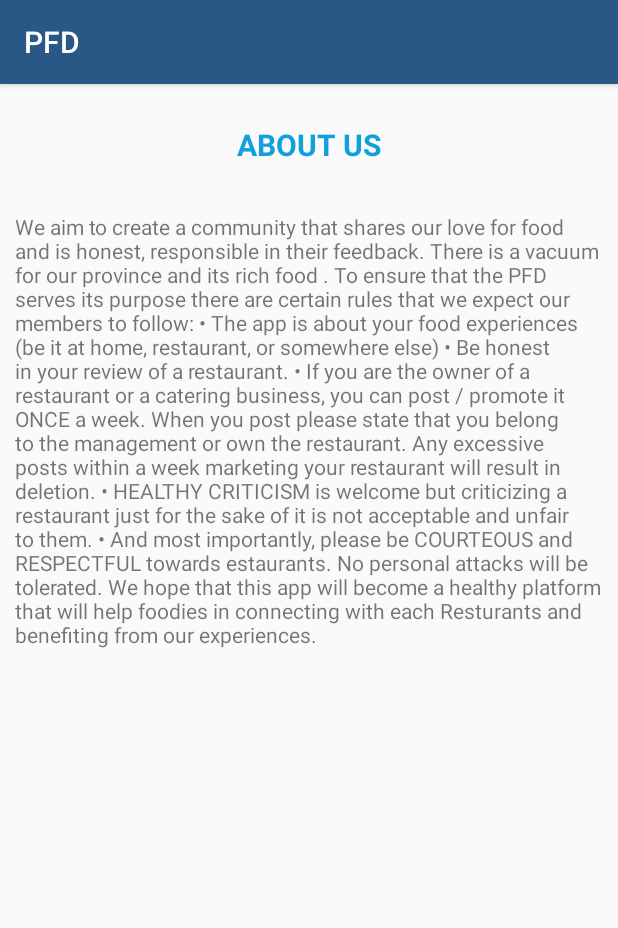
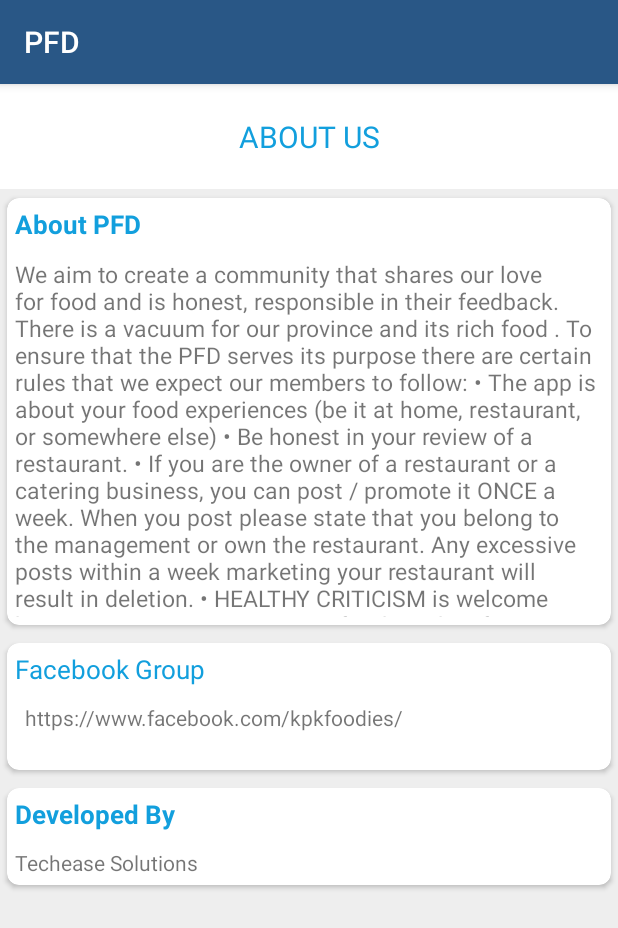
Before and after one commit to kaxhiftaj-zz/PFD, an Android app: the fragment AboutUsFrag shown on its own in the app's theme, on a phone screen of 412 x 824 dp. Shown: the top 928 px of the screen. Run offline under Robolectric (Android 15) with nearby library versions, the phone set to English and light mode, and no system bars; 2 statements that could not run were skipped.

```diff
--- a/app/build.gradle
+++ b/app/build.gradle
@@ -48,6 +48,7 @@ dependencies {
     compile 'com.facebook.android:facebook-places:[4,5)'
     compile 'com.facebook.android:facebook-messenger:[4,5)'
     compile 'com.facebook.android:facebook-applinks:[4,5)'
+    compile 'pl.droidsonroids.gif:android-gif-drawable:1.2.4'
     testCompile 'junit:junit:4.12'
 }
 configurations.all {
--- a/app/src/main/java/com/techease/pfd/Activities/Dashboard.java
+++ b/app/src/main/java/com/techease/pfd/Activities/Dashboard.java
@@ -22,6 +22,7 @@ import android.widget.TextView;
 import com.facebook.FacebookSdk;
 import com.facebook.login.LoginManager;
 import com.techease.pfd.Configuration.Links;
+import com.techease.pfd.Fragments.AboutUsFrag;
 import com.techease.pfd.Fragments.AllResturentFrag;
 import com.techease.pfd.Fragments.BestDeal;
 import com.techease.pfd.Fragments.CoupansFrag;
@@ -137,7 +138,9 @@ public class Dashboard extends AppCompatActivity
             Fragment fragmentBestDeal=new BestDeal();
             getSupportFragmentManager().beginTransaction().replace(R.id.container,fragmentBestDeal).commit();
 
-        } else if (id == R.id.nav_send) {
+        } else if (id == R.id.aboutus) {
+            Fragment fragmentCoupan=new AboutUsFrag();
+            getSupportFragmentManager().beginTransaction().replace(R.id.container,fragmentCoupan).commit();
 
         }else if (id==R.id.nav_FbGraph)
         {
--- a/app/src/main/java/com/techease/pfd/Activities/Splash.java
+++ b/app/src/main/java/com/techease/pfd/Activities/Splash.java
@@ -27,11 +27,13 @@ public class Splash extends AppCompatActivity {
         getWindow().setFlags(WindowManager.LayoutParams.FLAG_FULLSCREEN, WindowManager.LayoutParams.FLAG_FULLSCREEN);
         setContentView(R.layout.activity_splash);
 
+       // ImageView imageView=(ImageView)findViewById(R.id.ivGifSplashScreen);
+
 
         Thread timer = new Thread() {
             public void run() {
                 try {
-                    sleep(2000);
+                    sleep(3000);
                 } catch (InterruptedException e) {
                     e.printStackTrace();
                 } finally {
--- a/app/src/main/java/com/techease/pfd/Fragments/AboutUsFrag.java
+++ b/app/src/main/java/com/techease/pfd/Fragments/AboutUsFrag.java
@@ -3,20 +3,23 @@ package com.techease.pfd.Fragments;
 import android.graphics.Typeface;
 import android.os.Bundle;
 import android.support.v4.app.Fragment;
+import android.support.v7.widget.CardView;
 import android.view.LayoutInflater;
 import android.view.View;
 import android.view.ViewGroup;
+import android.webkit.WebView;
 import android.widget.TextView;
 
 import com.techease.pfd.R;
 
 
 
-public class AboutUsFrag extends Fragment {
+public class AboutUsFrag extends Fragment implements View.OnClickListener {
 
-    TextView tvTitleAboutUs;
-    Typeface typeface;
-
+    TextView tvTitleAboutUs,tvFbGroupTitleABoutUs,tvFbLinkAboutUs;
+    Typeface typeface,typeface2;
+    CardView cardView;
+    WebView webView;
 
     @Override
     public View onCreateView(LayoutInflater inflater, ViewGroup container,
@@ -25,7 +28,28 @@ public class AboutUsFrag extends Fragment {
         View view= inflater.inflate(R.layout.fragment_about_us, container, false);
 
         tvTitleAboutUs=(TextView)view.findViewById(R.id.tvTitleABoutUs);
+        cardView=(CardView)view.findViewById(R.id.card2);
+        tvFbGroupTitleABoutUs=(TextView)view.findViewById(R.id.tvFbGroupABoutUs);
+        tvFbLinkAboutUs=(TextView)view.findViewById(R.id.tvFbLInkABoutUs);
+        webView=(WebView)view.findViewById(R.id.webView1);
+        typeface=Typeface.createFromAsset(getActivity().getAssets(),"font/brandon_blk");
+        typeface2=Typeface.createFromAsset(getActivity().getAssets(),"font/brandon_reg");
 
+        tvTitleAboutUs.setTypeface(typeface);
+        tvFbLinkAboutUs.setTypeface(typeface2);
+        tvFbGroupTitleABoutUs.setTypeface(typeface2);
+
+        tvFbGroupTitleABoutUs.setOnClickListener(this);
+        tvFbLinkAboutUs.setOnClickListener(this);
+        cardView.setOnClickListener(this);
         return view;
     }
+
+    @Override
+    public void onClick(View v) {
+
+        webView.getSettings().setJavaScriptEnabled(true);
+        webView.loadUrl("https://www.facebook.com/kpkfoodies/");
+
+    }
 }
--- a/app/src/main/res/layout/activity_splash.xml
+++ b/app/src/main/res/layout/activity_splash.xml
@@ -1,10 +1,17 @@
 <?xml version="1.0" encoding="utf-8"?>
-<android.support.constraint.ConstraintLayout xmlns:android="http://schemas.android.com/apk/res/android"
+<LinearLayout xmlns:android="http://schemas.android.com/apk/res/android"
     xmlns:app="http://schemas.android.com/apk/res-auto"
     xmlns:tools="http://schemas.android.com/tools"
     android:layout_width="match_parent"
     android:layout_height="match_parent"
-    android:background="@drawable/splash"
+    android:orientation="vertical"
+    android:background="#000"
     tools:context="com.techease.pfd.Activities.Splash">
 
-</android.support.constraint.ConstraintLayout>
+    <pl.droidsonroids.gif.GifImageView
+        android:layout_width="wrap_content"
+        android:layout_height="wrap_content"
+        android:src="@drawable/gif"
+        />
+
+</LinearLayout>
--- a/app/src/main/res/layout/fragment_about_us.xml
+++ b/app/src/main/res/layout/fragment_about_us.xml
@@ -3,25 +3,121 @@
     android:layout_width="match_parent"
     android:layout_height="match_parent"
     android:orientation="vertical"
+    android:background="#eee"
     tools:context="com.techease.pfd.Fragments.AboutUsFrag">
+
     <TextView
-        android:layout_width="wrap_content"
+        android:layout_width="match_parent"
         android:layout_height="70sp"
         android:text="ABOUT US"
         android:textSize="20sp"
         android:gravity="center"
         android:layout_gravity="center"
-        android:layout_marginTop="5sp"
+       android:background="#fff"
         android:textColor="#129FDd"
         android:textStyle="bold"
         android:id="@+id/tvTitleABoutUs"/>
 <ScrollView
     android:layout_width="match_parent"
     android:layout_height="wrap_content">
+    <android.support.v7.widget.CardView xmlns:android="http://schemas.android.com/apk/res/android"
+        xmlns:card_view="http://schemas.android.com/apk/res-auto"
+        android:layout_width="match_parent"
+        android:layout_height="wrap_content"
+        android:clickable="true"
+        card_view:cardCornerRadius="8dp"
+        card_view:cardBackgroundColor="#fff"
+        card_view:cardPreventCornerOverlap="true"
+        card_view:cardUseCompatPadding="true"
+        android:id="@+id/cardViewCustomPesh_FD">
+        <LinearLayout
+            android:layout_width="match_parent"
+            android:layout_height="wrap_content"
+            android:orientation="vertical">
+        <TextView
+            android:layout_width="wrap_content"
+            android:layout_height="wrap_content"
+            android:text="About PFD"
+            android:padding="5sp"
+            android:textSize="17sp"
+            android:textColor="#129FDD"
+            android:textStyle="bold"/>
     <TextView
         android:layout_width="match_parent"
-        android:layout_height="match_parent"
-        android:padding="10sp"
+        android:layout_height="250sp"
+        android:padding="5sp"
+        android:textSize="15sp"
         android:text="@string/large_text"/>
+        </LinearLayout>
+    </android.support.v7.widget.CardView>
 </ScrollView>
+    <android.support.v7.widget.CardView xmlns:android="http://schemas.android.com/apk/res/android"
+        xmlns:card_view="http://schemas.android.com/apk/res-auto"
+        android:layout_width="match_parent"
+        android:layout_height="wrap_content"
+        android:clickable="true"
+        card_view:cardCornerRadius="8dp"
+        card_view:cardBackgroundColor="#fff"
+        card_view:cardPreventCornerOverlap="true"
+        card_view:cardUseCompatPadding="true"
+        android:id="@+id/card2">
+        <LinearLayout
+            android:layout_width="match_parent"
+            android:layout_height="wrap_content"
+            android:orientation="vertical">
+        <TextView
+            android:id="@+id/tvFbGroupABoutUs"
+            android:layout_width="match_parent"
+            android:layout_height="wrap_content"
+            android:text="Facebook Group"
+            android:textStyle="bold"
+            android:textSize="17sp"
+            android:textColor="#129FDD"
+            android:padding="5sp"/>
+        <TextView
+            android:id="@+id/tvFbLInkABoutUs"
+            android:layout_width="wrap_content"
+            android:layout_height="50sp"
+            android:text="  https://www.facebook.com/kpkfoodies/"
+            android:padding="5sp"
+            />
+        </LinearLayout>
+    </android.support.v7.widget.CardView>
+    <android.support.v7.widget.CardView xmlns:android="http://schemas.android.com/apk/res/android"
+        xmlns:card_view="http://schemas.android.com/apk/res-auto"
+        android:layout_width="match_parent"
+        android:layout_height="wrap_content"
+        android:clickable="true"
+        card_view:cardCornerRadius="8dp"
+        card_view:cardBackgroundColor="#fff"
+        card_view:cardPreventCornerOverlap="true"
+        card_view:cardUseCompatPadding="true"
+        android:id="@+id/card3">
+        <LinearLayout
+            android:layout_width="match_parent"
+            android:layout_height="wrap_content"
+            android:orientation="vertical">
+        <TextView
+            android:layout_width="wrap_content"
+            android:layout_height="wrap_content"
+            android:text="Developed By"
+            android:padding="5sp"
+            android:textSize="17sp"
+            android:textColor="#129FDD"
+            android:textStyle="bold"/>
+
+            <TextView
+                android:id="@+id/tvCompany"
+                android:layout_width="wrap_content"
+                android:layout_height="wrap_content"
+                android:padding="5sp"
+                android:text="Techease Solutions"
+                />
+        </LinearLayout>
+    </android.support.v7.widget.CardView>
+    <WebView  xmlns:android="http://schemas.android.com/apk/res/android"
+        android:id="@+id/webView1"
+        android:layout_width="fill_parent"
+        android:layout_height="fill_parent"
+        />
 </LinearLayout>
--- a/app/src/main/res/menu/activity_dashboard_drawer.xml
+++ b/app/src/main/res/menu/activity_dashboard_drawer.xml
@@ -16,7 +16,7 @@
             android:title="COUPANS" />
 
         <item
-            android:id="@+id/nav_share"
+            android:id="@+id/aboutus"
             android:title="ABOUT US" />
         <item
             android:id="@+id/nav_send"
--- a/app/src/main/res/values/strings.xml
+++ b/app/src/main/res/values/strings.xml
@@ -23,7 +23,7 @@
     <string name="title_activity_scrolling">ScrollingActivity</string>
 
     <string name="large_text">
-        We aim to create a community that shares our love for food and is honest, responsible in their feedback.   There is a vacuum for our province and its rich food . To ensure that the PFD serves its purpose there are certain rules that we expect our members to follow:
+         We aim to create a community that shares our love for food and is honest, responsible in their feedback.   There is a vacuum for our province and its rich food . To ensure that the PFD serves its purpose there are certain rules that we expect our members to follow:
 • The app is about your food experiences (be it at home, restaurant, or somewhere else)
 • Be honest in your review of a restaurant.
 • If you are the owner of a restaurant or a catering business, you can post / promote it ONCE a week. When you post please state that you belong to the management or own the restaurant. Any excessive posts within a week marketing your restaurant will result in deletion.
```
Also changed, not shown: 1 other file.
